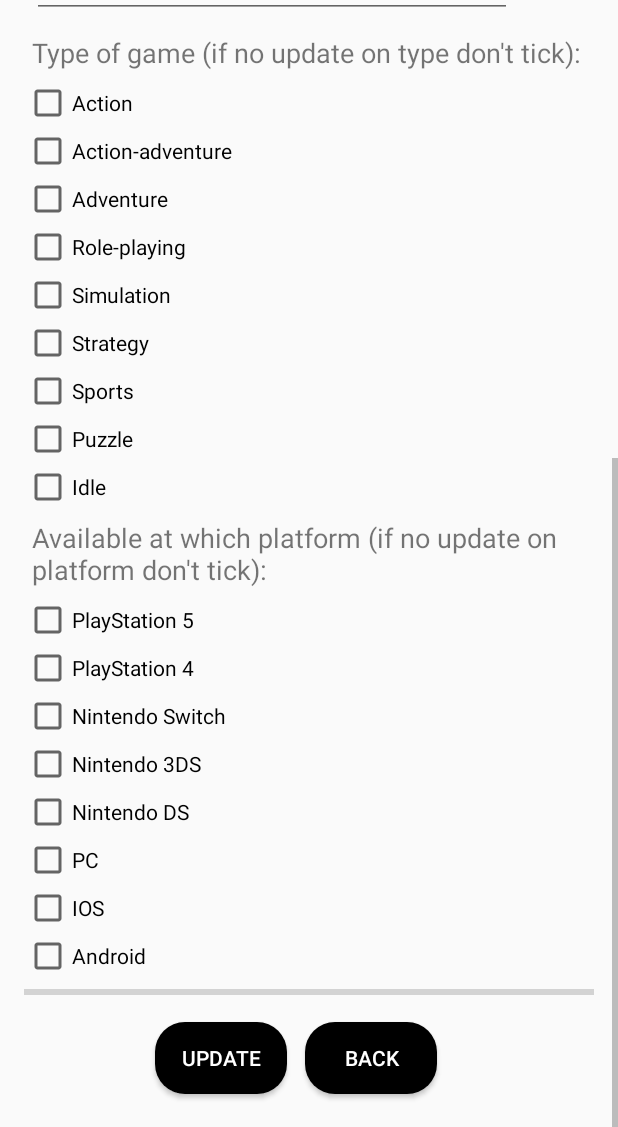
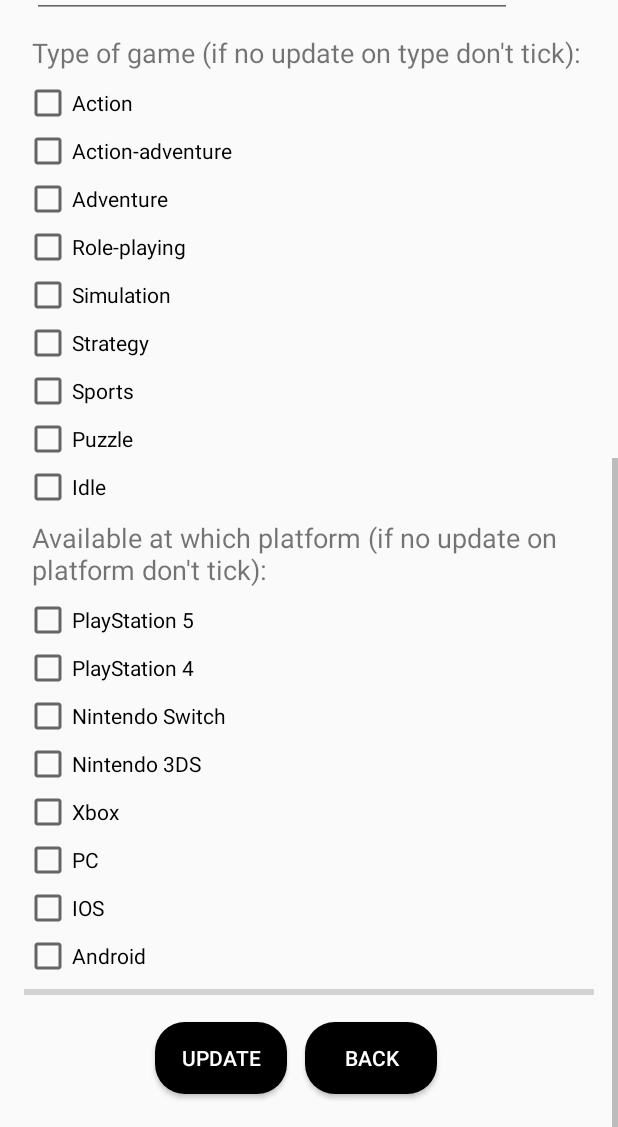
Before and after one commit to weiyi12345678/Android-Development-skill-P18010315-, an Android app: the EditGameInfo screen opened directly, with no data from a screen before it, scrolled down 555 dp, on a phone screen of 412 x 824 dp, the part 109-1236 px from its top. Run offline under Robolectric (Android 15) with nearby library versions, the phone set to English and light mode, and no system bars; our stand-ins replace Firebase (no records; nobody signed in at launch, a user with empty details on screens opened directly), Picasso; pictures from the network do not load.

Commit message:
Android Development skill (Assignment project)

```diff
--- a/app/src/main/res/layout/activity_edit_game_info.xml
+++ b/app/src/main/res/layout/activity_edit_game_info.xml
@@ -186,17 +186,17 @@
                 android:text="Nintendo 3DS" />
 
             <CheckBox
-                android:id="@+id/c_pNintendoDS"
+                android:id="@+id/c_pXbox"
                 android:layout_width="wrap_content"
                 android:layout_height="wrap_content"
                 android:layout_below="@id/c_pNintendo3DS"
-                android:text="Nintendo DS" />
+                android:text="Xbox" />
 
             <CheckBox
                 android:id="@+id/c_pPC"
                 android:layout_width="wrap_content"
                 android:layout_height="wrap_content"
-                android:layout_below="@+id/c_pNintendoDS"
+                android:layout_below="@+id/c_pXbox"
                 android:text="PC" />
 
             <CheckBox
```
Also changed, not shown: 1 other file.
